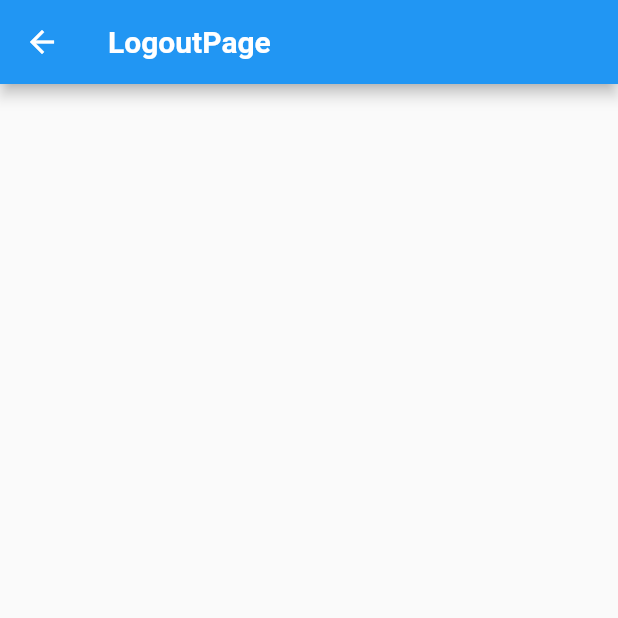
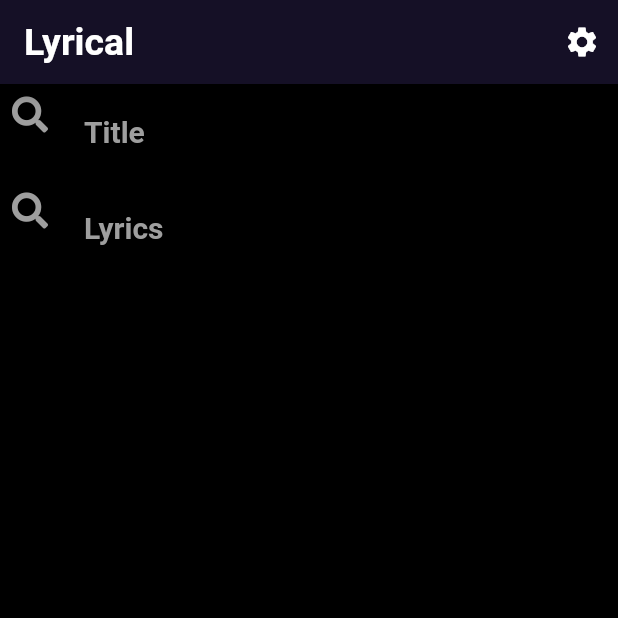
Before and after one commit to anuprajvarma/lyrical, a Flutter app: the LoggedInWidget screen opened directly, on a phone screen of 412 x 824 dp, the top half of it. Run offline on Flutter 3.47's test engine with Material 2 defaults, Android fonts, the phone set to English and light mode, and no system bars; our stand-ins replace firebase_auth, firebase_core, font_awesome_flutter, google_sign_in; accounts and stored records are empty.

Commit message:
First Commit

```diff
--- a/lib/screens/loggedIn.dart
+++ b/lib/screens/history.dart
@@ -1,18 +1,22 @@
-import 'package:flutter/cupertino.dart';
 import 'package:flutter/material.dart';
 
-class LoggedInWidget extends StatelessWidget {
-  const LoggedInWidget({Key? key}) : super(key: key);
+class History extends StatefulWidget {
+  const History({Key? key}) : super(key: key);
 
+  @override
+  _HistoryState createState() => _HistoryState();
+}
+
+class _HistoryState extends State<History> {
   @override
   Widget build(BuildContext context) {
     return Scaffold(
       appBar: AppBar(
         title: Text(
-          'LogoutPage',
+          'History',
           style: TextStyle(
             color: Colors.white,
-            fontSize: 20,
+            fontSize: 25,
             fontWeight: FontWeight.bold,
           ),
         ),
--- a/lib/screens/homePage.dart
+++ b/lib/screens/homePage.dart
@@ -1,7 +1,7 @@
 import 'package:firebase_auth/firebase_auth.dart';
 import 'package:flutter/cupertino.dart';
 import 'package:flutter/material.dart';
-import 'package:lyrical/screens/loggedIn.dart';
+import 'package:lyrical/screens/lyricalpage.dart';
 import 'package:lyrical/screens/loginPage.dart';
 
 class Homepage extends StatelessWidget {
--- /dev/null
+++ b/lib/screens/lyricalpage.dart
@@ -0,0 +1,100 @@
+import 'package:flutter/cupertino.dart';
+import 'package:flutter/material.dart';
+import 'package:font_awesome_flutter/font_awesome_flutter.dart';
+import 'package:lyrical/auth/google_sign_in.dart';
+import 'package:provider/provider.dart';
+
+class LoggedInWidget extends StatefulWidget {
+  const LoggedInWidget({Key? key}) : super(key: key);
+
+  @override
+  _LoggedInWidgetState createState() => _LoggedInWidgetState();
+}
+
+class _LoggedInWidgetState extends State<LoggedInWidget> {
+  @override
+  Widget build(BuildContext context) {
+    return Scaffold(
+      appBar: AppBar(
+        title: Text(
+          'Lyrical',
+          style: TextStyle(
+            color: Colors.white,
+            fontSize: 25,
+            fontWeight: FontWeight.bold,
+          ),
+        ),
+        automaticallyImplyLeading: false,
+        actions: [
+          IconButton(
+              icon: Icon(
+                Icons.settings,
+                color: Colors.white,
+              ),
+              onPressed: () {
+                final provider =
+                    Provider.of<GoogleSignInProvider>(context, listen: false);
+                provider.logout(context);
+              }),
+        ],
+      ),
+      body: Padding(
+        padding: const EdgeInsets.all(0.0),
+        child: Column(
+          children: [
+            Padding(
+              padding: const EdgeInsets.all(8.0),
+              child: TextField(
+                decoration: InputDecoration(
+                  prefixIcon: FaIcon(
+                    FontAwesomeIcons.search,
+                    color: Colors.grey,
+                  ),
+                  border: InputBorder.none,
+                  hintStyle: TextStyle(
+                    color: Colors.grey,
+                    fontSize: 20,
+                    fontWeight: FontWeight.bold,
+                  ),
+                  hintText: ('Title'),
+                ),
+                style: TextStyle(
+                  color: Colors.white,
+                  fontSize: 20,
+                  fontWeight: FontWeight.bold,
+                ),
+              ),
+            ),
+            Padding(
+              padding: const EdgeInsets.all(8.0),
+              child: TextField(
+                decoration: InputDecoration(
+                  prefixIcon: FaIcon(
+                    FontAwesomeIcons.search,
+                    color: Colors.grey,
+                  ),
+                  border: InputBorder.none,
+                  hintStyle: TextStyle(
+                    fontSize: 20,
+                    fontWeight: FontWeight.bold,
+                    color: Colors.grey,
+                  ),
+                  counterStyle: TextStyle(
+                    color: Colors.white,
+                  ),
+                  hintText: 'Lyrics',
+                ),
+                style: TextStyle(
+                  color: Colors.white,
+                  fontSize: 20,
+                  fontWeight: FontWeight.bold,
+                ),
+              ),
+            ),
+          ],
+        ),
+      ),
+      // backgroundColor: Colors.black,
+    );
+  }
+}
```
Also changed, not shown: lib/appColorScheme/appColor.dart (added, +9 -0 lines), lib/auth/google_sign_in.dart (+18 -1 lines), lib/main.dart (+9 -1 lines), lib/screens/likes.dart (added, +27 -0 lines), lib/screens/loginPage.dart (+12 -4 lines), lib/screens/navigationBar.dart (added, +59 -0 lines), lib/screens/myTextfield.dart (added), package-lock.json (added), 1 other file.
